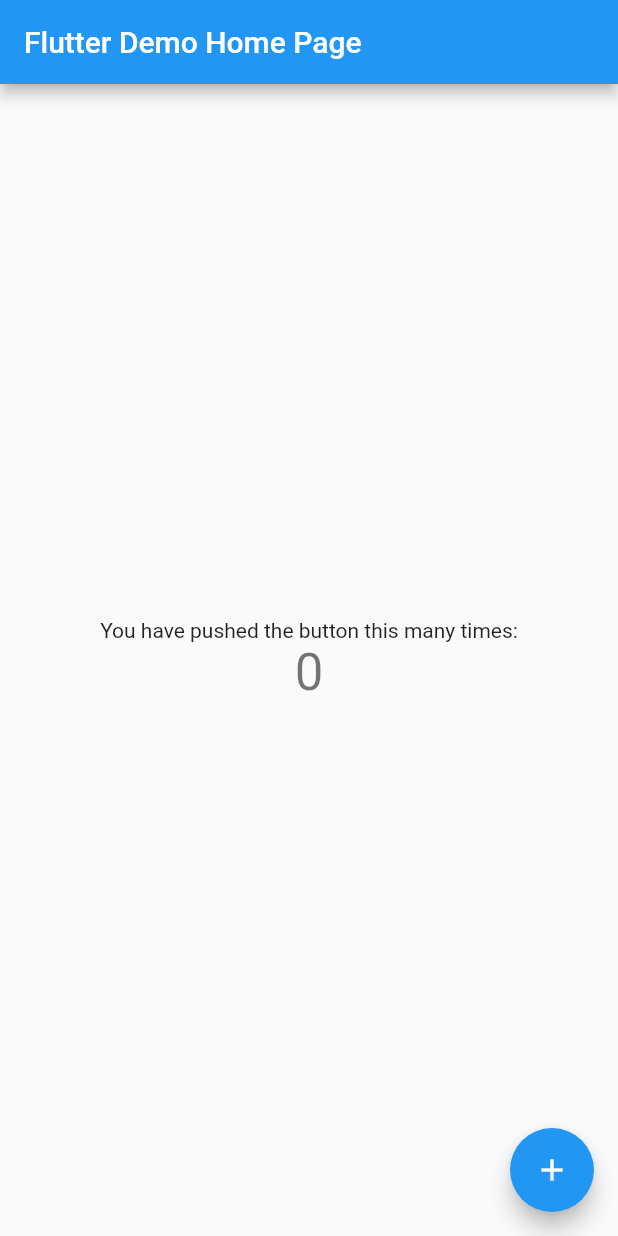
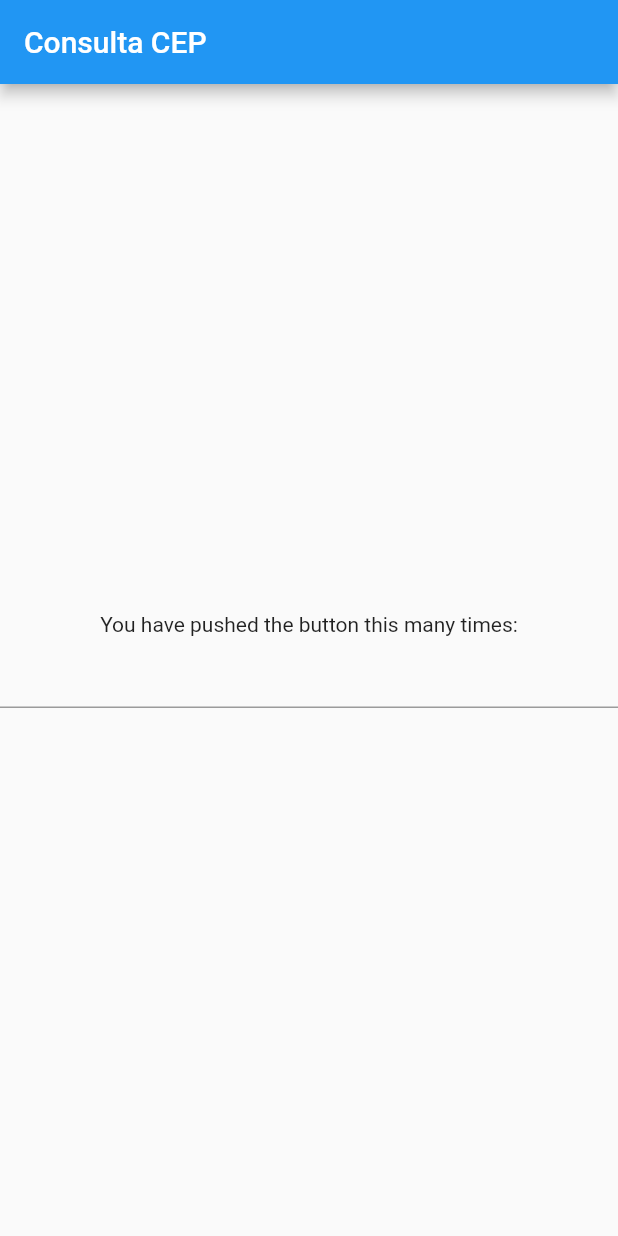
Before and after one commit to JoaoRodriguesRD/flutter-simple-applications, a Flutter app: the screen it shows after launch, on a phone screen of 412 x 824 dp. Run offline on Flutter 3.47's test engine with Material 2 defaults, Android fonts, the phone set to English and light mode, and no system bars; our stand-ins replace animated_text_kit, tcard; missing offline and left inert: dart:html.

Commit message:
I dont know what im doing

```diff
--- a/cep_br/lib/main.dart
+++ b/cep_br/lib/main.dart
@@ -1,4 +1,6 @@
 import 'package:flutter/material.dart';
+import 'package:cep_br/pages/CepInput.dart';
+import 'package:cep_br/pages/Result.dart';
 
 void main() {
   runApp(const MyApp());
@@ -15,7 +17,14 @@ class MyApp extends StatelessWidget {
       theme: ThemeData(
         primarySwatch: Colors.blue,
       ),
-      home: const MyHomePage(title: 'Flutter Demo Home Page'),
+      home: CepInput(),
+      // initialRoute: '/',
+      // routes: {
+      //   '/' : (context) => CepInput(),
+      //   '/resultado' : (context) => Result(),
+      // },
+
+
     );
   }
 }
--- /dev/null
+++ b/cep_br/lib/pages/CepInput.dart
@@ -0,0 +1,45 @@
+import 'dart:html';
+
+import 'package:flutter/material.dart';
+import 'package:flutter/services.dart';
+
+class CepInput extends StatefulWidget {
+  CepInput({Key? key}) : super(key: key);
+
+  @override
+  State<CepInput> createState() => _CepInputState();
+}
+
+class _CepInputState extends State<CepInput> {
+  @override
+  Widget build(BuildContext context) {
+    return Scaffold(
+      appBar: AppBar(
+        title: const Text("Consulta CEP"),
+      ),
+      body: Center(
+        child: Column(
+          mainAxisAlignment: MainAxisAlignment.center,
+          children: <Widget>[
+            const Text(
+              'You have pushed the button this many times:',
+            ),
+            TextFormField(
+              keyboardType: TextInputType.number,
+            ),
+            // ElevatedButton(
+            //   style: ElevatedButton.styleFrom(
+            //     primary: Theme.of(context).primaryColor,
+            //     onPrimary: Colors.white,
+            //   ),
+            //   onPressed: () {
+            //     setState(() {});
+            //   },
+            //   child: const Text('Calcular IMC'),
+            // ),
+          ],
+        ),
+      ),
+    );
+  }
+}
--- /dev/null
+++ b/cep_br/lib/pages/Result.dart
@@ -0,0 +1,16 @@
+import 'package:flutter/material.dart';
+
+
+class Result extends StatefulWidget {
+  Result({Key? key}) : super(key: key);
+
+  @override
+  State<Result> createState() => _ResultState();
+}
+
+class _ResultState extends State<Result> {
+  @override
+  Widget build(BuildContext context) {
+    return Container();
+  }
+}
```
